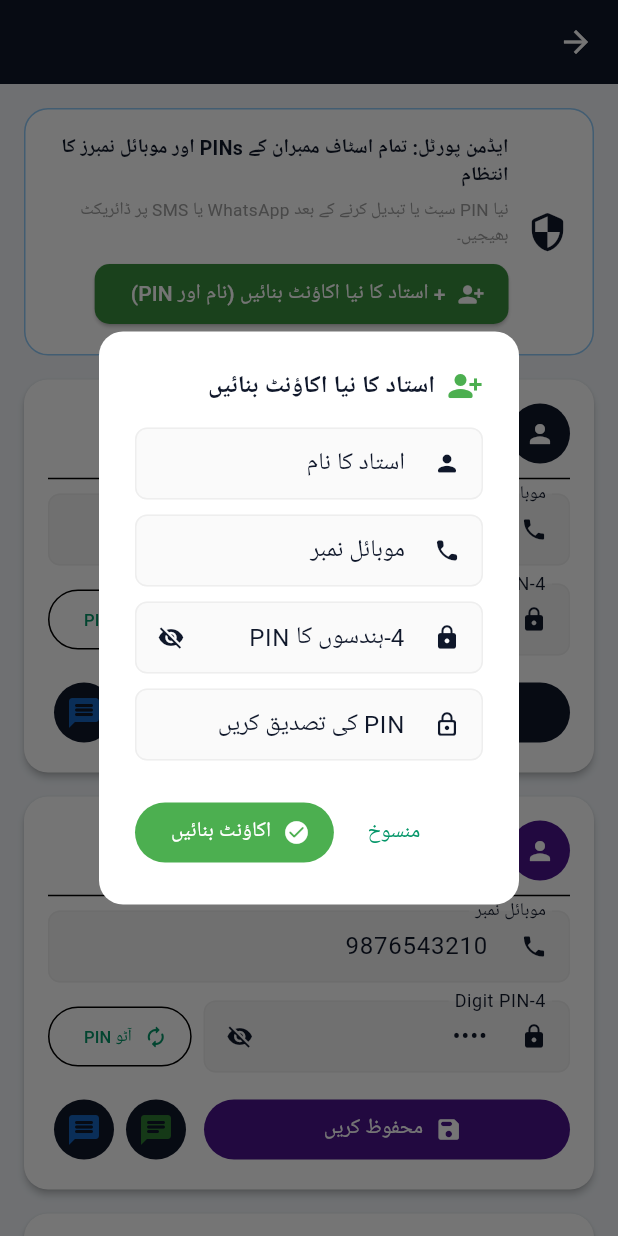
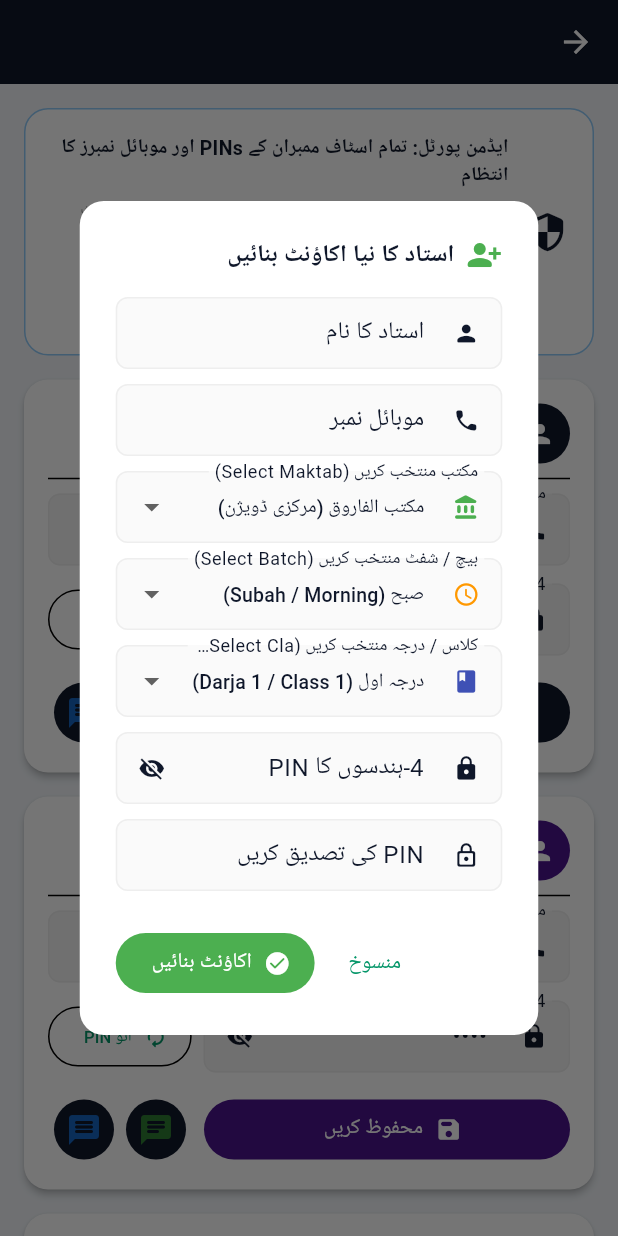
Before and after one commit to shaikzabeeh31-commits/MAKTAB, a Flutter app: the ManageStaffLoginsScreen screen opened directly with empty values, after a tap on "+ استاد کا نیا اکاؤنٹ بنائیں (نام اور PI", on a phone screen of 412 x 824 dp. Run offline on Flutter 3.47's test engine with Material 3 defaults, Android fonts, the phone set to English and light mode, and no system bars; our stand-ins replace flutter_contacts, flutter_local_notifications, google_fonts, image_picker, local_auth, pdf and 4 more; accounts and stored records are empty.

Commit message:
feat: Restrict Add Student Maktab dropdown for Teacher and add Maktab, Batch, Class dropdowns to Add Teacher form

```diff
--- a/lib/manage_staff_logins_screen.dart
+++ b/lib/manage_staff_logins_screen.dart
@@ -202,6 +202,30 @@ class _ManageStaffLoginsScreenState extends State<ManageStaffLoginsScreen> {
     String error = '';
     bool obscurePin = true;
 
+    final maktabOptions = [
+      {'id': 'm1', 'name': 'مکتب الفاروق (مرکزی ڈویژن)'},
+      {'id': 'm2', 'name': 'مکتب النور (شاخ 1)'},
+      {'id': 'm3', 'name': 'مکتب الصفاء (شاخ 2)'},
+    ];
+    String selectedMaktabId = 'm1';
+    String selectedBatch = isEn ? 'Subah (Morning / صبح)' : 'صبح (Subah / Morning)';
+    String selectedClass = isEn ? 'Darja Awwal (Class 1 / درجہ اول)' : 'درجہ اول (Darja 1 / Class 1)';
+
+    final batchOptions = [
+      isEn ? 'Subah (Morning / صبح)' : 'صبح (Subah / Morning)',
+      isEn ? 'Shaam (Evening / شام)' : 'شام (Shaam / Evening)',
+      isEn ? 'Dopahar (Afternoon / دوپہر)' : 'دوپہر (Dopahar / Afternoon)',
+    ];
+
+    final classOptions = [
+      isEn ? 'Darja Awwal (Class 1 / درجہ اول)' : 'درجہ اول (Darja 1 / Class 1)',
+      isEn ? 'Darja Dom (Class 2 / درجہ دوم)' : 'درجہ دوم (Darja 2 / Class 2)',
+      isEn ? 'Darja Som (Class 3 / درجہ سوم)' : 'درجہ سوم (Darja 3 / Class 3)',
+      isEn ? 'Darja Chaharum (Class 4 / درجہ چہارم)' : 'درجہ چہارم (Darja 4 / Class 4)',
+      isEn ? 'Hifz Class (حفظ کلاس)' : 'حفظ کلاس (Hifz Class)',
+      isEn ? 'Nazira Class (ناظرہ کلاس)' : 'ناظرہ کلاس (Nazira Class)',
+    ];
+
     showDialog<void>(
       context: context,
       builder: (ctx) => StatefulBuilder(
@@ -245,6 +269,63 @@ class _ManageStaffLoginsScreenState extends State<ManageStaffLoginsScreen> {
                     prefixIcon: const Icon(Icons.phone_rounded),
                     border: OutlineInputBorder(borderRadius: BorderRadius.circular(10)),
                   ),
+                ),
+                const SizedBox(height: 10),
+                DropdownButtonFormField<String>(
+                  value: selectedMaktabId,
+                  isExpanded: true,
+                  decoration: InputDecoration(
+                    labelText: isEn ? 'Assign Maktab' : 'مکتب منتخب کریں (Select Maktab)',
+                    prefixIcon: const Icon(Icons.account_balance_rounded, color: Colors.green),
+                    border: OutlineInputBorder(borderRadius: BorderRadius.circular(10)),
+                  ),
+                  items: maktabOptions.map((m) {
+                    return DropdownMenuItem<String>(
+                      value: m['id'],
+                      child: Text(m['name'] ?? '', style: const TextStyle(fontSize: 13)),
+                    );
+                  }).toList(),
+                  onChanged: (val) {
+                    if (val != null) setDialogState(() => selectedMaktabId = val);
+                  },
+                ),
+                const SizedBox(height: 10),
+                DropdownButtonFormField<String>(
+                  value: selectedBatch,
+                  isExpanded: true,
+                  decoration: InputDecoration(
+                    labelText: isEn ? 'Assign Batch / Shift' : 'بیچ / شفٹ منتخب کریں (Select Batch)',
+                    prefixIcon: const Icon(Icons.schedule_rounded, color: Colors.orange),
+                    border: OutlineInputBorder(borderRadius: BorderRadius.circular(10)),
+                  ),
+                  items: batchOptions.map((b) {
+                    return DropdownMenuItem<String>(
+                      value: b,
+                      child: Text(b, style: const TextStyle(fontSize: 13)),
+                    );
+                  }).toList(),
+                  onChanged: (val) {
+                    if (val != null) setDialogState(() => selectedBatch = val);
+                  },
+                ),
+                const SizedBox(height: 10),
+                DropdownButtonFormField<String>(
+                  value: selectedClass,
+                  isExpanded: true,
+                  decoration: InputDecoration(
+                    labelText: isEn ? 'Assign Class / Darja' : 'کلاس / درجہ منتخب کریں (Select Class)',
+                    prefixIcon: const Icon(Icons.class_rounded, color: Colors.indigo),
+                    border: OutlineInputBorder(borderRadius: BorderRadius.circular(10)),
+                  ),
+                  items: classOptions.map((c) {
+                    return DropdownMenuItem<String>(
+                      value: c,
+                      child: Text(c, style: const TextStyle(fontSize: 13)),
+                    );
+                  }).toList(),
+                  onChanged: (val) {
+                    if (val != null) setDialogState(() => selectedClass = val);
+                  },
                 ),
                 const SizedBox(height: 10),
                 TextField(
@@ -317,6 +398,9 @@ class _ManageStaffLoginsScreenState extends State<ManageStaffLoginsScreen> {
                 await prefs.setString('cred_teacher_name', name);
                 await prefs.setString('cred_teacher_${phone}_pin', pin);
                 await prefs.setString('cred_teacher_${phone}_name', name);
+                await prefs.setString('cred_teacher_${phone}_maktabId', selectedMaktabId);
+                await prefs.setString('cred_teacher_${phone}_batch', selectedBatch);
+                await prefs.setString('cred_teacher_${phone}_class', selectedClass);
 
                 setState(() {
                   _phoneControllers[AppRole.teacher]?.text = phone;
--- a/lib/role_selection_screen.dart
+++ b/lib/role_selection_screen.dart
@@ -971,7 +971,10 @@ class _RoleDashboardScreenState extends State<RoleDashboardScreen> {
                           contentPadding: const EdgeInsets.symmetric(horizontal: 16, vertical: 14),
                           border: OutlineInputBorder(borderRadius: BorderRadius.circular(12)),
                         ),
-                        items: _maktabProfiles.map((p) {
+                        items: (widget.currentRole == AppRole.teacher
+                                ? _maktabProfiles.where((p) => p['id']?.toString() == selectedMaktabTargetId || p['id']?.toString() == _activeMaktabId).toList()
+                                : _maktabProfiles)
+                            .map((p) {
                           final name = p['name']?.toString() ?? 'مکتب';
                           final section = p['sectionName']?.toString() ?? '';
                           return DropdownMenuItem<String>(
@@ -983,9 +986,11 @@ class _RoleDashboardScreenState extends State<RoleDashboardScreen> {
                             ),
                           );
                         }).toList(),
-                        onChanged: (val) {
-                          if (val != null) setDialogState(() => selectedMaktabTargetId = val);
-                        },
+                        onChanged: widget.currentRole == AppRole.teacher
+                            ? null
+                            : (val) {
+                                if (val != null) setDialogState(() => selectedMaktabTargetId = val);
+                              },
                       ),
                     if (_maktabProfiles.isNotEmpty) const SizedBox(height: 12),
                     const SizedBox(height: 12),
```
